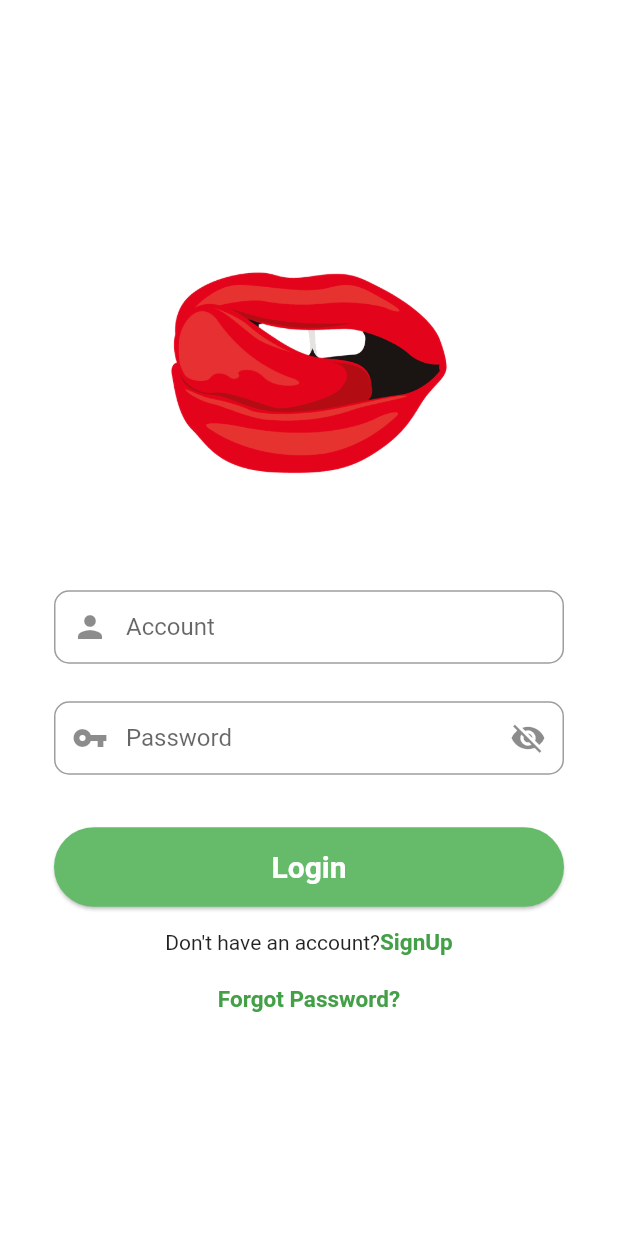
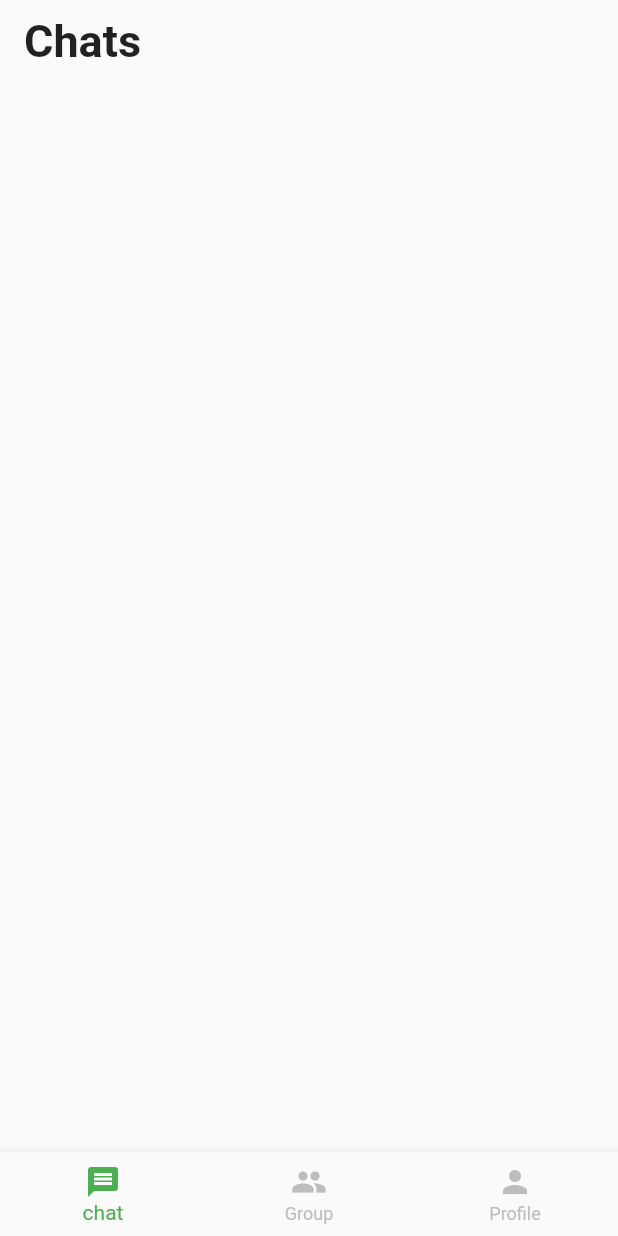
Before and after one commit to GodzillaAllen/brbrnyarnyar, a Flutter app: the screen it shows after launch, after a tap on "Forgot Password?", on a phone screen of 412 x 824 dp. Run offline on Flutter 3.47's test engine with Material 2 defaults, Android fonts, the light colour scheme and no system bars.

Commit message:
latest update

```diff
--- /dev/null
+++ b/lib/modules/chat_page.dart
@@ -0,0 +1,32 @@
+import 'package:flutter/material.dart';
+
+class ChatPage extends StatelessWidget {
+  const ChatPage({Key? key}) : super(key: key);
+
+  @override
+  Widget build(BuildContext context) {
+    return Scaffold(
+      body: SingleChildScrollView(
+        physics: const BouncingScrollPhysics(),
+        child: Column(
+          crossAxisAlignment: CrossAxisAlignment.start,
+          children: [
+            SafeArea(
+                child: Padding(
+              padding: const EdgeInsets.only(left: 16, right: 16, top: 10),
+              child: Row(
+                mainAxisAlignment: MainAxisAlignment.spaceBetween,
+                children: const [
+                  Text(
+                    "Chats",
+                    style: TextStyle(fontSize: 30, fontWeight: FontWeight.bold),
+                  ),
+                ],
+              ),
+            ))
+          ],
+        ),
+      ),
+    );
+  }
+}
--- a/lib/screens/home_screen.dart
+++ b/lib/screens/home_screen.dart
@@ -0,0 +1,60 @@
+import 'package:flutter/material.dart';
+import 'package:login_reg_form_for_bei_chat/modules/chat_page.dart';
+
+class HomeScreen extends StatefulWidget {
+  const HomeScreen({Key? key}) : super(key: key);
+
+  @override
+  State<HomeScreen> createState() => _HomeScreenState();
+}
+
+class _HomeScreenState extends State<HomeScreen> {
+  var activePage = const ChatPage();
+
+  @override
+  Widget build(BuildContext context) {
+    return Scaffold(
+      bottomNavigationBar: BottomNavigationBar(
+        selectedItemColor: Colors.green,
+        unselectedItemColor: Colors.grey.shade400,
+        type: BottomNavigationBarType.fixed,
+        items: [
+          BottomNavigationBarItem(
+            icon: InkWell(
+              onTap: () {
+                setState(() {
+                  activePage = const ChatPage();
+                });
+              },
+              child: const Icon(Icons.message),
+            ),
+            label: "chat",
+          ),
+          BottomNavigationBarItem(
+            icon: InkWell(
+              onTap: () {
+                setState(() {
+                  activePage = const ChatPage();
+                });
+              },
+              child: const Icon(Icons.group),
+            ),
+            label: "Group",
+          ),
+          BottomNavigationBarItem(
+            icon: InkWell(
+              onTap: () {
+                setState(() {
+                  activePage = const ChatPage();
+                });
+              },
+              child: const Icon(Icons.person),
+            ),
+            label: "Profile",
+          ),
+        ],
+      ),
+      body: activePage,
+    );
+  }
+}
--- a/lib/screens/login_screen.dart
+++ b/lib/screens/login_screen.dart
@@ -1,4 +1,5 @@
 import 'package:flutter/material.dart';
+import 'package:login_reg_form_for_bei_chat/screens/home_screen.dart';
 import 'package:login_reg_form_for_bei_chat/screens/register_screen.dart';
 
 class LoginScreen extends StatefulWidget {
@@ -135,7 +136,14 @@ class _LoginScreenState extends State<LoginScreen> {
                   ),
                   const SizedBox(height: 20),
                   GestureDetector(
-                    onTap: () {},
+                    onTap: () {
+                      Navigator.push(
+                        context,
+                        MaterialPageRoute(
+                          builder: (builder) => const HomeScreen(),
+                        ),
+                      );
+                    },
                     child: Center(
                       child: Text(
                         "Forgot Password?",
```
Also changed, not shown: lib/modules/group_page.dart (added), lib/modules/profile_page.dart (added).
